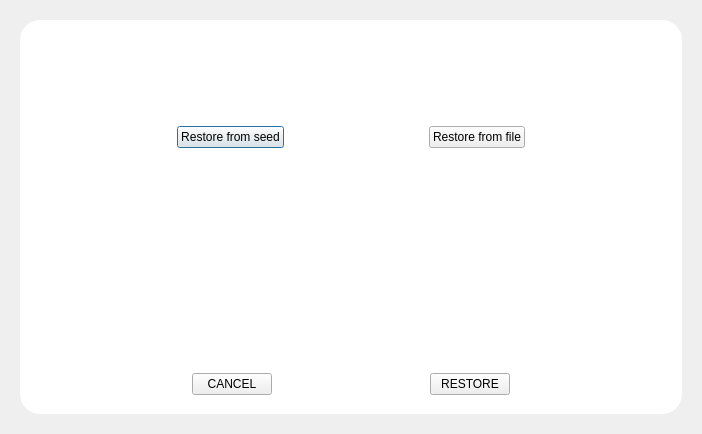
Old version of the form src/qt/veil/forms/settingsrestore.ui in the repository Veil-Project/veil.
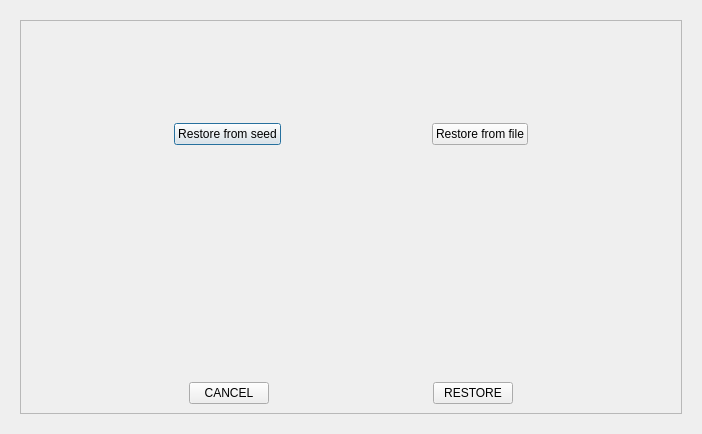
New version of the form.

```diff
--- a/src/qt/veil/forms/settingsrestore.ui
+++ b/src/qt/veil/forms/settingsrestore.ui
@@ -31,13 +31,6 @@
      <property name="autoFillBackground">
       <bool>false</bool>
      </property>
-     <property name="styleSheet">
-      <string notr="true">#frame{
-  background-color: white;
-  padding: 10px 10px 10px 10px;
-  border-radius:20px;
-}</string>
-     </property>
      <property name="frameShape">
       <enum>QFrame::StyledPanel</enum>
      </property>
@@ -75,9 +68,6 @@
         </item>
         <item>
          <widget class="QPushButton" name="btnSeed">
-          <property name="styleSheet">
-           <string notr="true"/>
-          </property>
           <property name="text">
            <string>Restore from seed</string>
           </property>
@@ -98,9 +88,6 @@
         </item>
         <item>
          <widget class="QPushButton" name="btnFile">
-          <property name="styleSheet">
-           <string notr="true"/>
-          </property>
           <property name="text">
            <string>Restore from file</string>
           </property>
@@ -179,9 +166,6 @@
         </item>
         <item>
          <widget class="QPushButton" name="btnEsc">
-          <property name="styleSheet">
-           <string notr="true"/>
-          </property>
           <property name="text">
            <string>CANCEL</string>
           </property>
@@ -202,9 +186,6 @@
         </item>
         <item>
          <widget class="QPushButton" name="btnSave">
-          <property name="styleSheet">
-           <string notr="true"/>
-          </property>
           <property name="text">
            <string>RESTORE</string>
           </property>
```
